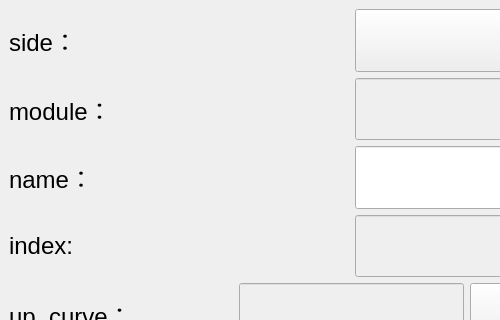
Before: the Qt Designer form bind/ui/setup/face_ui.ui in MuZiMuZi/muziToolset, drawn with Qt 5; both pictures show x 0 to 500 and y 0 to 320 of the 703 by 619 pixel window.
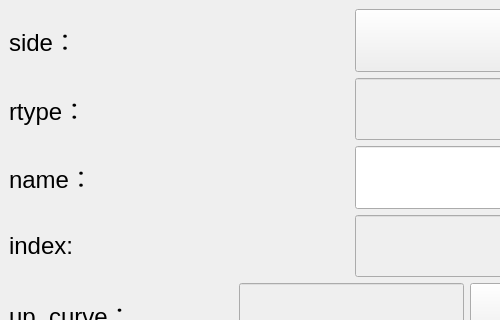
After: the same form once the commit is applied.

Commit message: 将module改为rtype，绑定的类型减少歧义

Patch:
```diff
--- a/bind/ui/setup/face_ui.ui
+++ b/bind/ui/setup/face_ui.ui
@@ -95,7 +95,7 @@
            <enum>Qt::LeftToRight</enum>
           </property>
           <property name="text">
-           <string>module：</string>
+           <string>rtype：</string>
           </property>
           <property name="alignment">
            <set>Qt::AlignLeading|Qt::AlignLeft|Qt::AlignVCenter</set>
```
Left out of the diff: 2 changed lines with no effect on the pictures. The commit also changes 16 other files.
